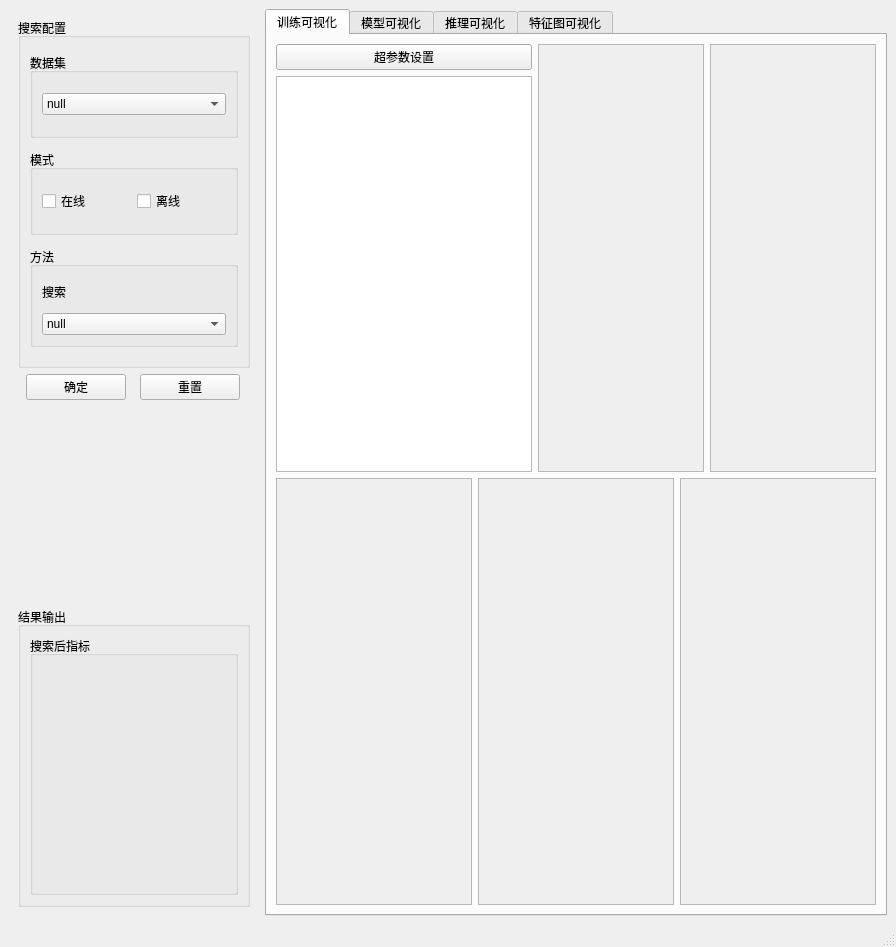
Above: ui/qtui/nas/nas.ui from ICT-ANS/StarLight before the change. Below: the same form after it.
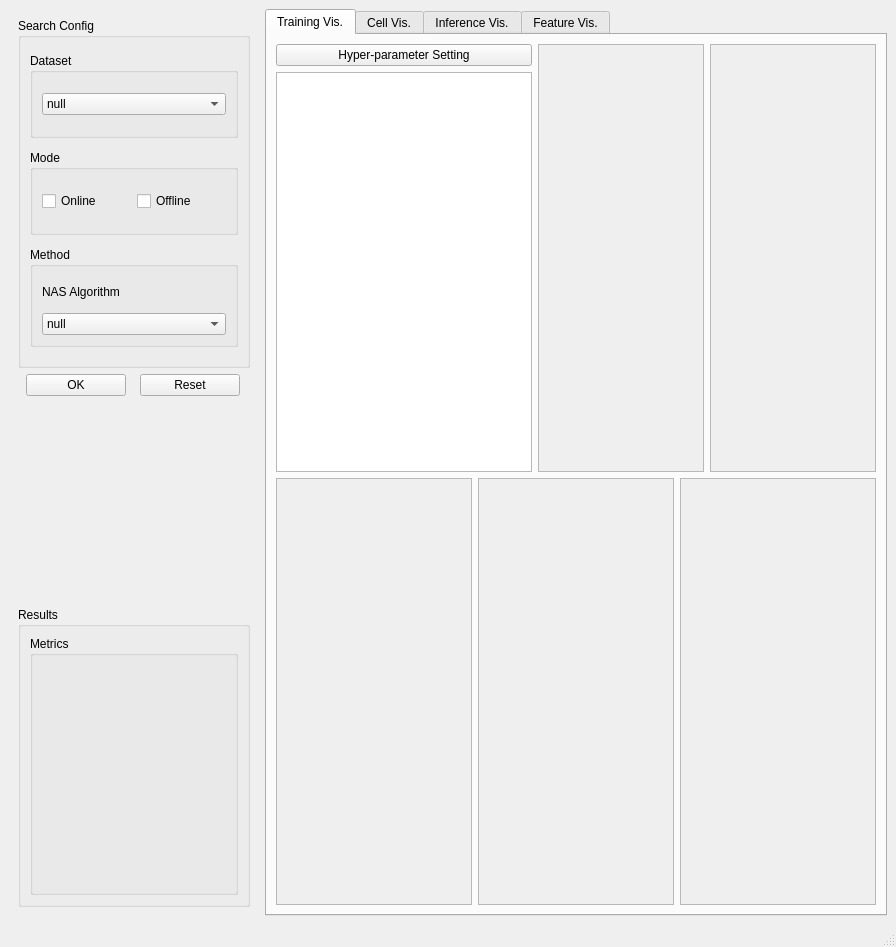
That is the form after the change.

Patch:
```diff
--- a/ui/qtui/nas/nas.ui
+++ b/ui/qtui/nas/nas.ui
@@ -47,7 +47,7 @@
             </size>
            </property>
            <property name="title">
-            <string>搜索配置</string>
+            <string>Search Config</string>
            </property>
            <layout class="QVBoxLayout" name="verticalLayout_11">
             <item>
@@ -59,7 +59,7 @@
                </size>
               </property>
               <property name="title">
-               <string>数据集</string>
+               <string>Dataset</string>
               </property>
               <layout class="QVBoxLayout" name="verticalLayout_12">
                <item>
@@ -93,20 +93,20 @@
                </size>
               </property>
               <property name="title">
-               <string>模式</string>
+               <string>Mode</string>
               </property>
               <layout class="QHBoxLayout" name="horizontalLayout_3">
                <item>
                 <widget class="QCheckBox" name="checkBox_online">
                  <property name="text">
-                  <string>在线</string>
+                  <string>Online</string>
                  </property>
                 </widget>
                </item>
                <item>
                 <widget class="QCheckBox" name="checkBox_offline">
                  <property name="text">
-                  <string>离线</string>
+                  <string>Offline</string>
                  </property>
                 </widget>
                </item>
@@ -122,13 +122,13 @@
                </size>
               </property>
               <property name="title">
-               <string>方法</string>
+               <string>Method</string>
               </property>
               <layout class="QVBoxLayout" name="verticalLayout_14">
                <item>
                 <widget class="QLabel" name="label_2">
                  <property name="text">
-                  <string>搜索</string>
+                  <string>NAS Algorithm</string>
                  </property>
                 </widget>
                </item>
@@ -177,7 +177,7 @@
               </size>
              </property>
              <property name="text">
-              <string>确定</string>
+              <string>OK</string>
              </property>
             </widget>
            </item>
@@ -190,7 +190,7 @@
               </size>
              </property>
              <property name="text">
-              <string>重置</string>
+              <string>Reset</string>
              </property>
             </widget>
            </item>
@@ -250,13 +250,13 @@
             </size>
            </property>
            <property name="title">
-            <string>结果输出</string>
+            <string>Results</string>
            </property>
            <layout class="QVBoxLayout" name="verticalLayout_13">
             <item>
              <widget class="QGroupBox" name="groupBox_7">
               <property name="title">
-               <string>搜索后指标</string>
+               <string>Metrics</string>
               </property>
               <layout class="QHBoxLayout" name="horizontalLayout_6">
                <item>
@@ -296,7 +296,7 @@
       </property>
       <widget class="QWidget" name="tab">
        <attribute name="title">
-        <string>训练可视化</string>
+        <string>Training Vis.</string>
        </attribute>
        <layout class="QVBoxLayout" name="verticalLayout_9">
         <item>
@@ -306,7 +306,7 @@
             <item>
              <widget class="QPushButton" name="pushButton_hyper_param">
               <property name="text">
-               <string>超参数设置</string>
+               <string>Hyper-parameter Setting</string>
               </property>
              </widget>
             </item>
@@ -316,8 +316,8 @@
                <string>&lt;!DOCTYPE HTML PUBLIC &quot;-//W3C//DTD HTML 4.0//EN&quot; &quot;http://www.w3.org/TR/REC-html40/strict.dtd&quot;&gt;
 &lt;html&gt;&lt;head&gt;&lt;meta name=&quot;qrichtext&quot; content=&quot;1&quot; /&gt;&lt;style type=&quot;text/css&quot;&gt;
 p, li { white-space: pre-wrap; }
-&lt;/style&gt;&lt;/head&gt;&lt;body style=&quot; font-family:'Ubuntu'; font-size:11pt; font-weight:400; font-style:normal;&quot;&gt;
-&lt;p style=&quot;-qt-paragraph-type:empty; margin-top:0px; margin-bottom:0px; margin-left:0px; margin-right:0px; -qt-block-indent:0; text-indent:0px; font-family:'.AppleSystemUIFont'; font-size:13pt;&quot;&gt;&lt;br /&gt;&lt;/p&gt;&lt;/body&gt;&lt;/html&gt;</string>
+&lt;/style&gt;&lt;/head&gt;&lt;body style=&quot; font-family:'.AppleSystemUIFont'; font-size:13pt; font-weight:400; font-style:normal;&quot;&gt;
+&lt;p style=&quot;-qt-paragraph-type:empty; margin-top:0px; margin-bottom:0px; margin-left:0px; margin-right:0px; -qt-block-indent:0; text-indent:0px;&quot;&gt;&lt;br /&gt;&lt;/p&gt;&lt;/body&gt;&lt;/html&gt;</string>
               </property>
              </widget>
             </item>
@@ -422,7 +422,7 @@
       </widget>
       <widget class="QWidget" name="tab_3">
        <attribute name="title">
-        <string>模型可视化</string>
+        <string>Cell Vis.</string>
        </attribute>
        <layout class="QVBoxLayout" name="verticalLayout_3">
         <item>
@@ -453,7 +453,7 @@
       </widget>
       <widget class="QWidget" name="tab_2">
        <attribute name="title">
-        <string>推理可视化</string>
+        <string>Inference Vis.</string>
        </attribute>
        <layout class="QHBoxLayout" name="horizontalLayout_9">
         <item>
@@ -644,7 +644,7 @@
       </widget>
       <widget class="QWidget" name="tab_7">
        <attribute name="title">
-        <string>特征图可视化</string>
+        <string>Feature Vis.</string>
        </attribute>
        <layout class="QVBoxLayout" name="verticalLayout">
         <item>
```
Left out of the diff: 42 changed lines with no effect on the pictures.
